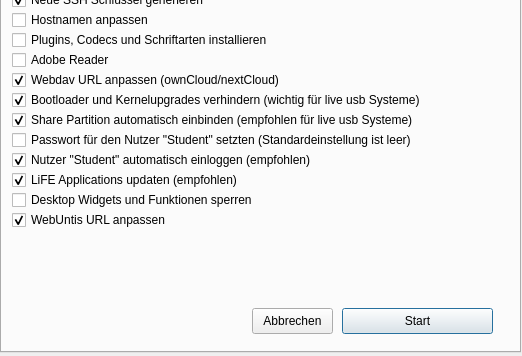
Above: firststart.ui from valueerrorx/life-firststart before the change; both pictures show x 0 to 522 and y 158 to 514 of the 522 by 514 pixel window. Below: the same form after it.
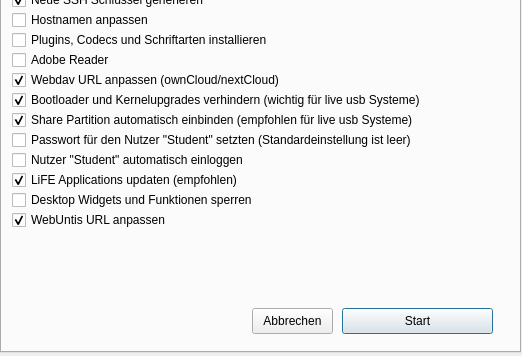
That is the form after the change. Icons and pictures are not drawn.

Commit message: changed popup text

What changed in the file:
```diff
--- a/firststart.ui
+++ b/firststart.ui
@@ -365,10 +365,10 @@
       <string>&lt;html&gt;&lt;head/&gt;&lt;body&gt;&lt;p&gt;Wurde das System mit Calamares installiert, &lt;br/&gt;so muss man für den vollen Funktionsumfang &lt;br/&gt;den Nutzer Student als Standnutzer wählen. &lt;/p&gt;&lt;/body&gt;&lt;/html&gt;</string>
      </property>
      <property name="text">
-      <string>Nutzer &quot;Student&quot; automatisch einloggen (empfohlen)</string>
+      <string>Nutzer &quot;Student&quot; automatisch einloggen</string>
      </property>
      <property name="checked">
-      <bool>true</bool>
+      <bool>false</bool>
      </property>
     </widget>
     <widget class="QCheckBox" name="update">
```
Left out of the diff: 4 changed lines with no effect on the pictures.
